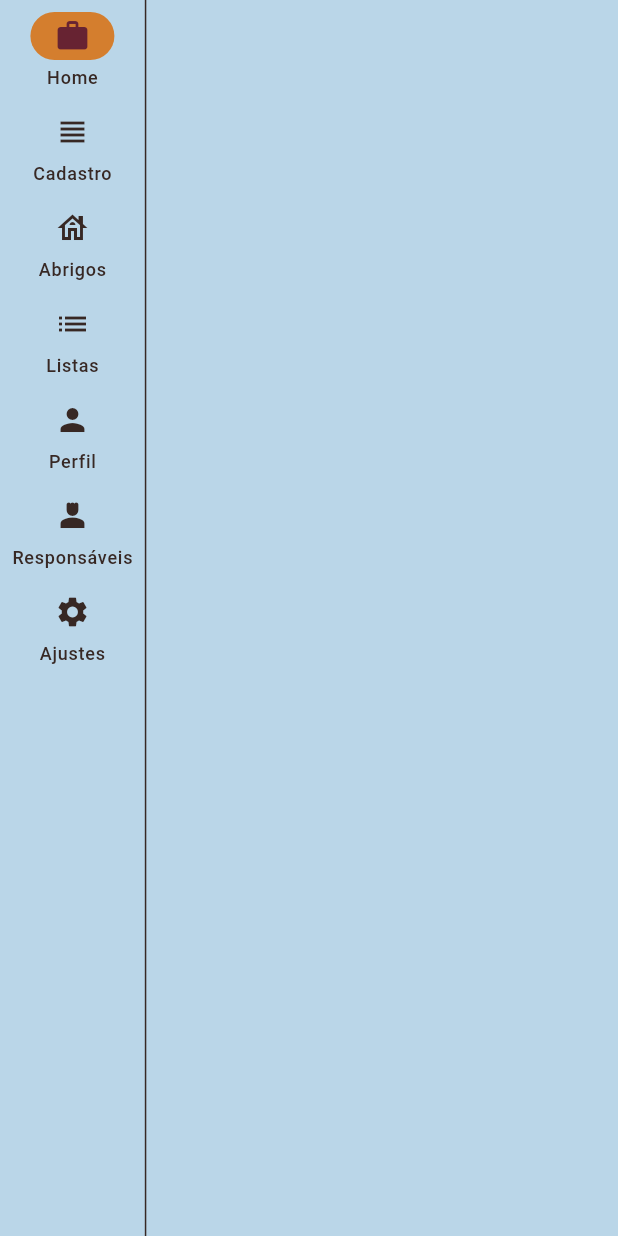
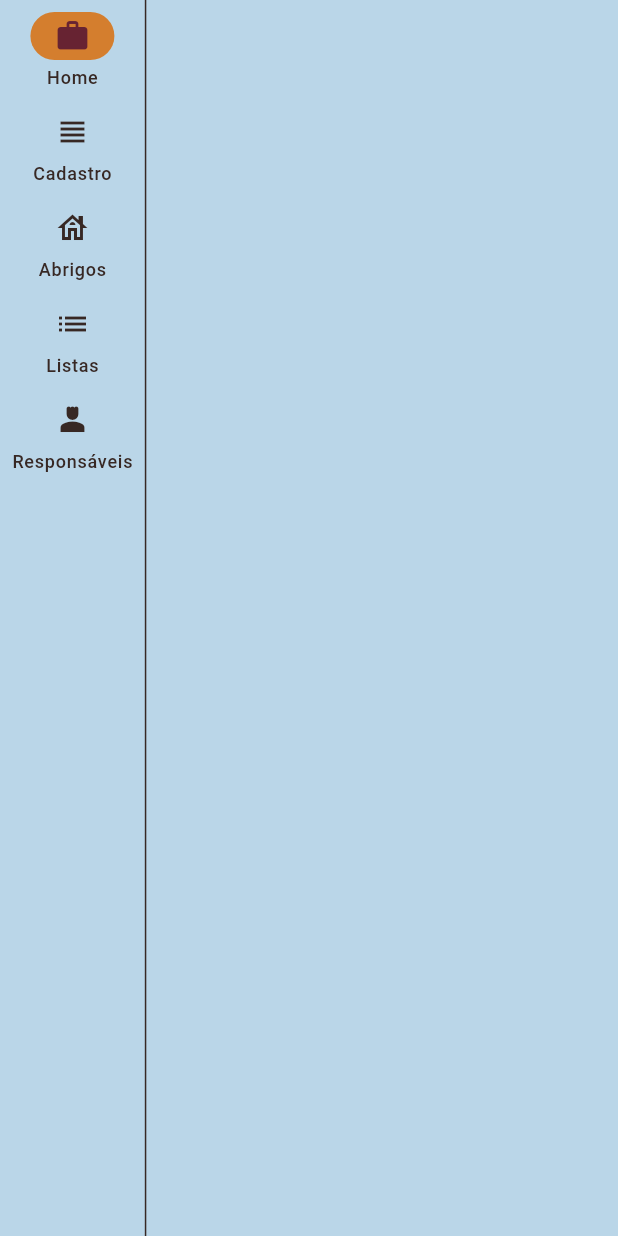
Before and after one commit to regeiss/auxilio_emergencial, a Flutter app: the ScaffoldWithNavigationRail screen opened directly with empty values, on a phone screen of 412 x 824 dp. Run offline on Flutter 3.47's test engine with Material 3 defaults, Android fonts, the phone set to English and light mode, and no system bars; our stand-ins replace dio, firebase_auth, firebase_core, flutter_form_builder, flutter_hooks, flutter_native_splash and 12 more; missing offline and left inert: awesome_dio_interceptor, firebase_ui_auth, firebase_ui_localizations; accounts and stored records are empty; generated files the repository leaves out were written again.

```diff
--- a/lib/source/constants/strings.dart
+++ b/lib/source/constants/strings.dart
@@ -23,4 +23,6 @@ class Strings {
 
   static const String account = 'Conta';
   static const String accountPage = 'Página Conta';
+  // Ajustes page
+  static const String ajustes = 'Ajustes';
 }
--- a/lib/source/core/router/scaffold_with_nested_navigation.dart
+++ b/lib/source/core/router/scaffold_with_nested_navigation.dart
@@ -75,21 +75,12 @@ class ScaffoldWithNavigationBar extends StatelessWidget {
             selectedIcon: const Icon(Icons.list),
             label: 'Listas',
           ),
-          // NavigationDestination(
-          //   icon: const Icon(Icons.person),
-          //   selectedIcon: const Icon(Icons.person),
-          //   label: 'Perfil',
-          // ),
+
           NavigationDestination(
             icon: const Icon(Icons.person_4),
             selectedIcon: const Icon(Icons.person_4),
             label: 'Responsáveis',
           ),
-          // NavigationDestination(
-          //   icon: const Icon(Icons.settings_outlined),
-          //   selectedIcon: const Icon(Icons.settings_outlined),
-          //   label: 'Ajustes',
-          // ),
         ],
         onDestinationSelected: onDestinationSelected,
       ),
@@ -140,19 +131,9 @@ class ScaffoldWithNavigationRail extends StatelessWidget {
                 label: Text('Listas'),
               ),
               NavigationRailDestination(
-                icon: const Icon(Icons.person),
-                selectedIcon: const Icon(Icons.person),
-                label: Text('Perfil'),
-              ),
-              NavigationRailDestination(
                 icon: const Icon(Icons.person_4),
                 selectedIcon: const Icon(Icons.person_4),
                 label: Text('Responsáveis'),
-              ),
-              NavigationRailDestination(
-                icon: const Icon(Icons.settings),
-                selectedIcon: const Icon(Icons.settings),
-                label: Text('Ajustes'),
               ),
             ],
           ),
--- a/lib/source/features/common/appbar_menu_action.dart
+++ b/lib/source/features/common/appbar_menu_action.dart
@@ -1,5 +1,7 @@
 import 'package:flutter/material.dart';
+import 'package:go_router/go_router.dart';
 import 'package:gtk_flutter/source/constants/strings.dart';
+import 'package:gtk_flutter/source/core/router/app_router.dart';
 import 'package:gtk_flutter/source/features/auth/data/firebase_auth_repository.dart';
 import 'package:hooks_riverpod/hooks_riverpod.dart';
 
@@ -10,6 +12,7 @@ class AppBarPopUpMenuActions {
         _showAlertDialog(context, ref);
         break;
       case 1:
+        context.goNamed(AppRoute.ajustes.name);
         break;
     }
   }
@@ -24,7 +27,6 @@ class AppBarPopUpMenuActions {
           actions: [
             TextButton(
               onPressed: () {
-                // ref.read(firebaseAuthProvider).signOut();
                 Navigator.of(context).pop();
               },
               child: Text(Strings.cancelar),
--- a/lib/source/features/user/data/user_repository.dart
+++ b/lib/source/features/user/data/user_repository.dart
@@ -3,5 +3,4 @@ import 'package:gtk_flutter/source/features/user/application/api_service.dart';
 import 'package:gtk_flutter/source/features/user/domain/user.dart';
 
 final apiService = Provider<UserApiService>((ref) => UserApiService());
-final userDataProvider =
-    FutureProvider<List<User>>((ref) => ref.read(apiService).getUser());
+final userDataProvider = FutureProvider<List<User>>((ref) => ref.read(apiService).getUser());
--- a/lib/source/theme/theme_data.dart
+++ b/lib/source/theme/theme_data.dart
@@ -4,8 +4,7 @@ class GlobalThemeData {
   static final Color _lightFocusColor = Colors.black.withOpacity(0.12);
   static final Color _darkFocusColor = Colors.white.withOpacity(0.12);
 
-  static ThemeData lightThemeData =
-      themeData(lightColorScheme, _lightFocusColor);
+  static ThemeData lightThemeData = themeData(lightColorScheme, _lightFocusColor);
   static ThemeData darkThemeData = themeData(darkColorScheme, _darkFocusColor);
   static ThemeData themeData(ColorScheme colorScheme, Color focusColor) {
     return ThemeData(
@@ -16,6 +15,12 @@ class GlobalThemeData {
       focusColor: focusColor,
       elevatedButtonTheme: ElevatedButtonThemeData(
         style: ElevatedButton.styleFrom(
+          foregroundColor: Colors.white,
+          backgroundColor: Colors.blue,
+        ),
+      ),
+      textButtonTheme: TextButtonThemeData(
+        style: TextButton.styleFrom(
           foregroundColor: Colors.white,
           backgroundColor: Colors.blue,
         ),
@@ -32,20 +37,11 @@ class GlobalThemeData {
         headerBackgroundColor: Colors.blueAccent,
         headerForegroundColor: Colors.white,
       ),
-      // primaryTextTheme: TextTheme(
-      //    backgroundColor: Colors.white,
-      //   dividerColor: Colors.blueAccent,
-      //   headerBackgroundColor: Colors.blueAccent,
-      //   headerForegroundColor: Colors.white,
-      // ),
-      //),
-      //bottomNavigationBarTheme: BottomNavigationBarThemeData(),
-      //inputDecorationTheme: InputDecorationTheme(TextStyle(fontSize: 10))),
     );
   }
 
   static const ColorScheme lightColorScheme = ColorScheme(
-    primary: Color(0xFFB93C5D),
+    primary: Color(0xFFBAD6E8),
     onPrimary: Colors.black,
     secondary: Color(0xFFD47E2E),
     onSecondary: Color(0xFF672332),
--- a/pubspec.yaml
+++ b/pubspec.yaml
@@ -57,6 +57,7 @@ dependencies:
   flutter_form_builder: ^9.5.0
   form_builder_validators: ^11.0.0
   intl_translation: ^0.20.1
+  flutter_hooks: ^0.20.5
 
 dev_dependencies:
   flutter_test:
```
Also changed, not shown: lib/source/core/router/app_router.dart (+0 -16 lines), lib/source/features/ajustes/presentation/settings_screen.dart (+16 -12 lines), lib/source/features/user/application/api_service.dart (+2 -9 lines), lib/source/features/user/presentation/user_list_screen.dart (+25 -29 lines), pubspec.lock, 1 other file.
